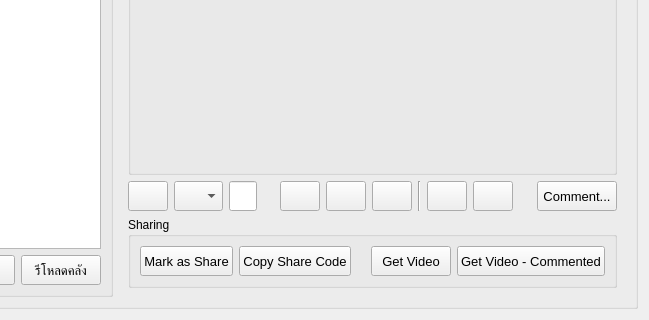
Above: interface/UkoreShotPage.ui from tonmaiart/UkoreShot before the change; both pictures show x 272 to 921 and y 273 to 593 of the 921 by 593 pixel window. Below: the same form after it.
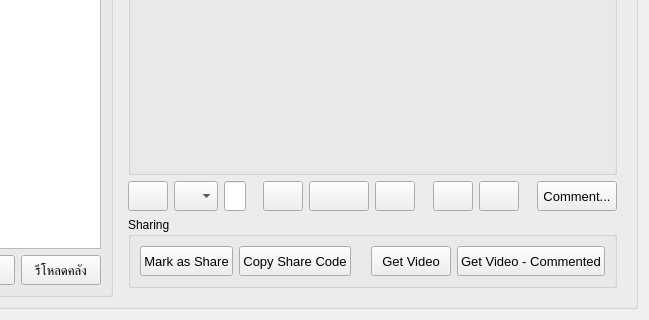
That is the form after the change.

Commit message: Auto-untrack gitignored files before sync

Diff of the .ui file:
```diff
--- a/interface/UkoreShotPage.ui
+++ b/interface/UkoreShotPage.ui
@@ -233,7 +233,7 @@
                 <widget class="QPushButton" name="pushButton_play">
                  <property name="minimumSize">
                   <size>
-                   <width>40</width>
+                   <width>60</width>
                    <height>30</height>
                   </size>
                  </property>
@@ -256,11 +256,17 @@
                 </widget>
                </item>
                <item>
-                <widget class="Line" name="line">
+                <spacer name="horizontalSpacer_3">
                  <property name="orientation">
-                  <enum>Qt::Vertical</enum>
+                  <enum>Qt::Horizontal</enum>
                  </property>
-                </widget>
+                 <property name="sizeHint" stdset="0">
+                  <size>
+                   <width>40</width>
+                   <height>20</height>
+                  </size>
+                 </property>
+                </spacer>
                </item>
                <item>
                 <widget class="QPushButton" name="pushButton_previous_comment">
```
The commit also changes 1 other file.
